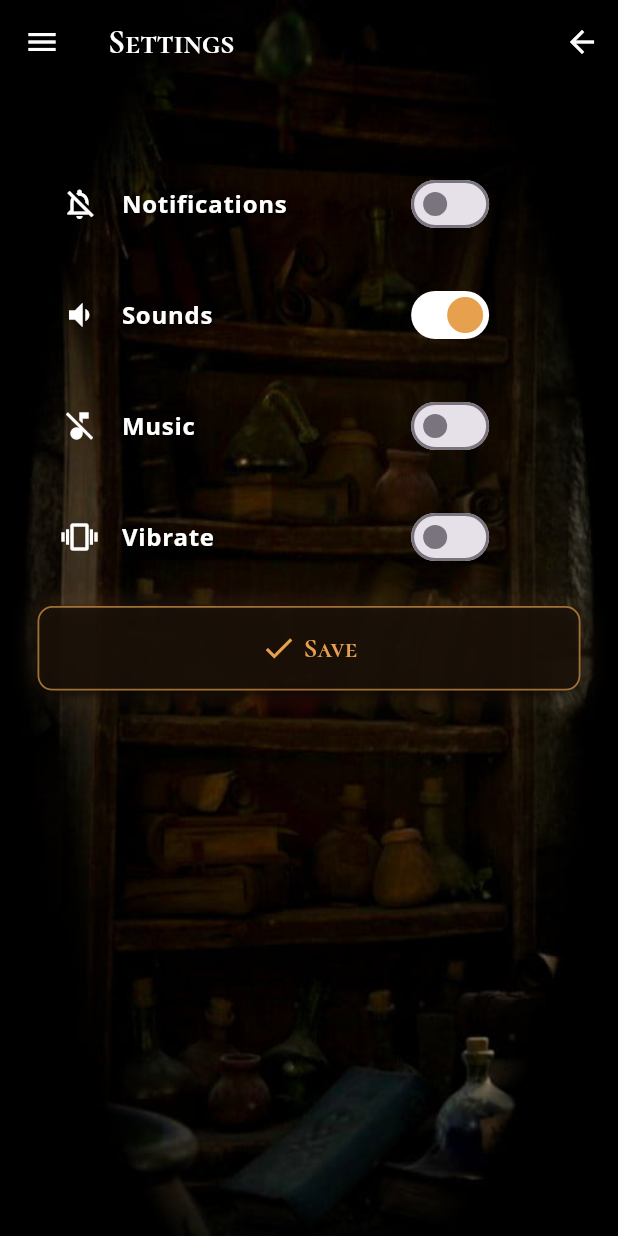
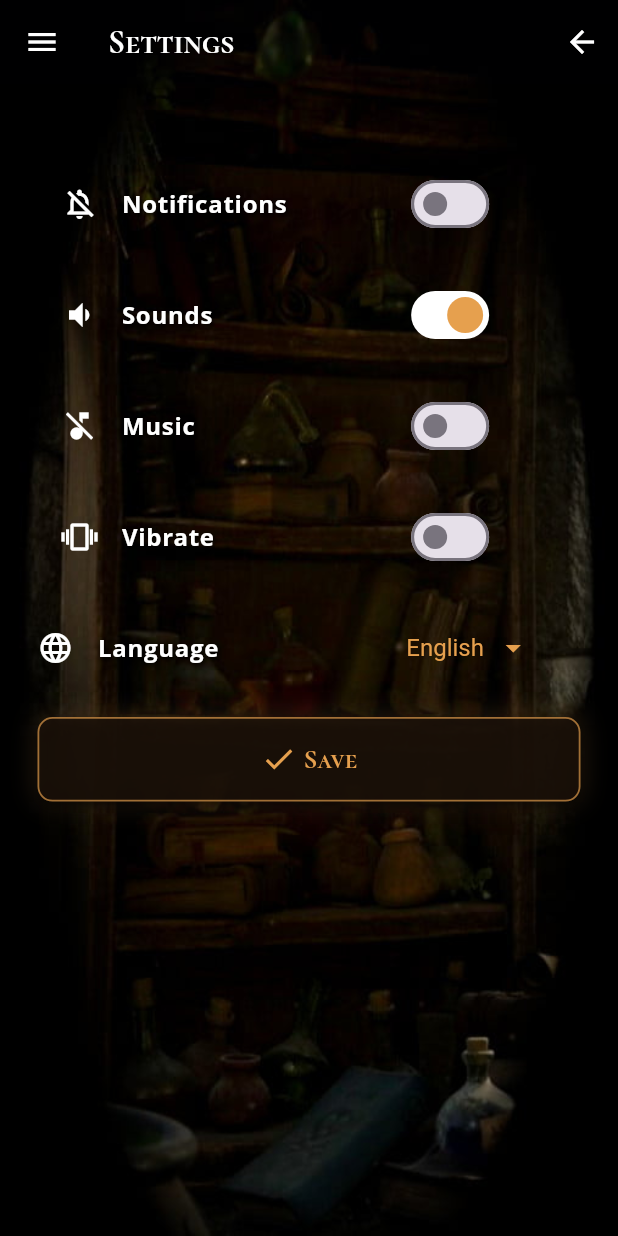
Before and after one commit to sentientbit/geohunter, a Flutter app: the SettingsPage screen opened by its route, after a tap on "Notifications", on a phone screen of 412 x 824 dp. Run offline on Flutter 3.47's test engine with Material 3 defaults, Android fonts, the phone set to English and light mode, and no system bars; our stand-ins replace dio, double_back_to_close_app, flutter_countdown_timer, flutter_map, flutter_offline, flutter_riverpod and 14 more; missing offline and left inert: encrypt, flame_audio, mobile_scanner, workmanager; accounts and stored records are empty; network calls fail; statements that could not run were skipped.

Commit message:
feat(settings): account language selector + app-wide locale
Adds a Language (English/Romana) selector to the Settings page. Persists server-side via PUT /profile (same mechanism as the Profile page — the API supports it, so it is not internal-only) and refreshes the Journal, whose content is language-keyed. main.dart now drives MaterialApp.locale from the account language so the app's own UI strings follow the choice, not just server content. Verified end-to-end: toggling flips the account language live and switches both UI and content.

Co-Authored-By: Claude Fable 5 <noreply@anthropic.com>

```diff
--- a/lib/main.dart
+++ b/lib/main.dart
@@ -16,6 +16,7 @@ import 'package:workmanager/workmanager.dart';
 import 'app_localizations.dart';
 import 'providers/api_provider.dart';
 import 'providers/custom_interceptors.dart';
+import 'providers/user_provider.dart';
 import 'router.dart';
 import 'shared/auth_utils.dart';
 import 'shared/constants.dart';
@@ -119,12 +120,24 @@ class _AppStartupWidgetState extends State<AppStartupWidget> {
   }
 }
 
-class MainApp extends StatelessWidget {
+class MainApp extends ConsumerWidget {
   @override
-  Widget build(BuildContext context) {
+  Widget build(BuildContext context, WidgetRef ref) {
+    // Drive the app's UI locale from the account language so the whole app —
+    // not just server content — follows the Settings language choice. Null
+    // (logged out / not yet loaded) falls back to the device locale via
+    // localeResolutionCallback below.
+    final accountLang = ref.watch(userProvider).valueOrNull?.details.language;
+    final Locale? locale = accountLang == 'ro'
+        ? const Locale('ro', 'RO')
+        : accountLang == 'en'
+            ? const Locale('en', 'US')
+            : null;
+
     return MaterialApp.router(
       debugShowCheckedModeBanner: false,
       routerConfig: appRouter,
+      locale: locale,
       theme: ThemeData(
         // canvasColor is what BottomNavigationBar actually reads in M3.
         // bottomNavigationBarTheme + elevation:0 also needed to suppress tint.
--- a/lib/screens/help/settings.dart
+++ b/lib/screens/help/settings.dart
@@ -16,6 +16,7 @@ import '../../shared/app_theme.dart';
 import '../../shared/equipment_loader.dart';
 import '../../providers/custom_interceptors.dart';
 import 'package:flutter_riverpod/flutter_riverpod.dart';
+import '../../providers/journal_provider.dart';
 import '../../providers/user_provider.dart';
 import '../../shared/constants.dart';
 import '../../shared/sfx.dart';
@@ -64,6 +65,12 @@ class _SettingsState extends ConsumerState<SettingsPage> {
   int notificationLevel = 0;
 
   int musicLevel = 0;
+
+  // Account language ('en'/'ro'). Persisted server-side via PUT /profile — the
+  // same mechanism the Profile page uses (the API DOES support this, so it is
+  // not internal-only). Drives server-rendered content (the Keeper's Journal,
+  // item/material names) and, via main.dart, the app's own UI locale.
+  String _language = 'en';
 
   static const _localStorage = FlutterSecureStorage();
 
@@ -325,6 +332,55 @@ class _SettingsState extends ConsumerState<SettingsPage> {
                             ],
                           ),
                           SizedBox(height: 18),
+                          Row(
+                            children: <Widget>[
+                              Expanded(
+                                flex: 10,
+                                child: ListTile(
+                                  contentPadding: EdgeInsets.zero,
+                                  leading: const Icon(Icons.language,
+                                      color: Colors.white),
+                                  title: const Text(
+                                    'Language',
+                                    style: TextStyle(
+                                      color: Colors.white,
+                                      fontSize: 16,
+                                      fontFamily: 'Open Sans',
+                                      fontWeight: FontWeight.bold,
+                                      shadows: <Shadow>[
+                                        Shadow(
+                                            offset: Offset(1.0, 1.0),
+                                            blurRadius: 3.0,
+                                            color: Color.fromARGB(255, 0, 0, 0))
+                                      ],
+                                    ),
+                                  ),
+                                  trailing: DropdownButton<String>(
+                                    dropdownColor: GlobalConstants.appBg,
+                                    value: _language,
+                                    underline: const SizedBox.shrink(),
+                                    style: const TextStyle(
+                                        color: Color(0xffe6a04e), fontSize: 16),
+                                    icon: const Icon(Icons.arrow_drop_down,
+                                        color: Color(0xffe6a04e)),
+                                    items: const [
+                                      DropdownMenuItem(
+                                          value: 'en', child: Text('English')),
+                                      DropdownMenuItem(
+                                          value: 'ro', child: Text('Română')),
+                                    ],
+                                    onChanged: (v) =>
+                                        setState(() => _language = v ?? 'en'),
+                                  ),
+                                ),
+                              ),
+                              Expanded(
+                                flex: 1,
+                                child: SizedBox(),
+                              ),
+                            ],
+                          ),
+                          SizedBox(height: 18),
                           // kStoneButton is full-width; never put it bare in a
                           // Row — unbounded width breaks layout in release.
                           saveButton,
@@ -344,6 +400,10 @@ class _SettingsState extends ConsumerState<SettingsPage> {
   }
 
   void _updateSettings() async {
+    // Capture before mutating _user so we only hit /profile when it changed.
+    final languageChanged = _language != _user.details.language;
+
+    _user.details.language = _language;
     _user.details.settings = PlayerSettings(
       music: musicLevel,
       notifications: notificationLevel,
@@ -371,8 +431,30 @@ class _SettingsState extends ConsumerState<SettingsPage> {
       debugPrint('_updateSettings unexpected error: $err');
     }
 
+    // Account language lives on the profile. Send the full profile field set
+    // (same shape the Profile page uses) so we don't blank the other fields.
+    if (languageChanged) {
+      try {
+        await ApiProvider().put('/profile', {
+          "username": _user.details.username,
+          "sex": _user.details.sex,
+          "location_privacy": _user.details.locationPrivacy,
+          "language": _language,
+          "status": _user.details.status,
+        });
+      } on AppError catch (err) {
+        if (!mounted) return;
+        err.show(context);
+      } catch (err) {
+        debugPrint('_updateSettings language update error: $err');
+      }
+    }
+
     if (!mounted) return;
     ref.invalidate(userProvider);
+    // Server-rendered content (Journal pages, item names) is language-keyed,
+    // so force the Journal to refetch in the new language.
+    if (languageChanged) ref.invalidate(journalProvider);
     context.pop();
   }
 
@@ -415,6 +497,7 @@ class _SettingsState extends ConsumerState<SettingsPage> {
     setState(() {
       musicLevel = _user.details.settings.music;
       notificationLevel = _user.details.settings.notifications;
+      _language = (_user.details.language == 'ro') ? 'ro' : 'en';
       // _soundsEnabled / _vibrateEnabled are device-local — the server
       // hardcodes them to 0 in its settings array, so never read them here.
     });
```
